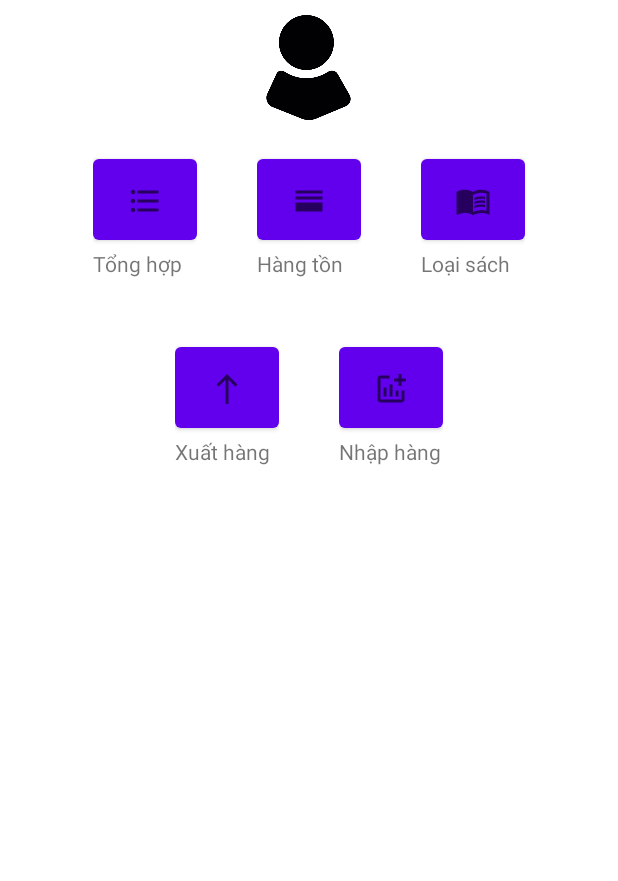
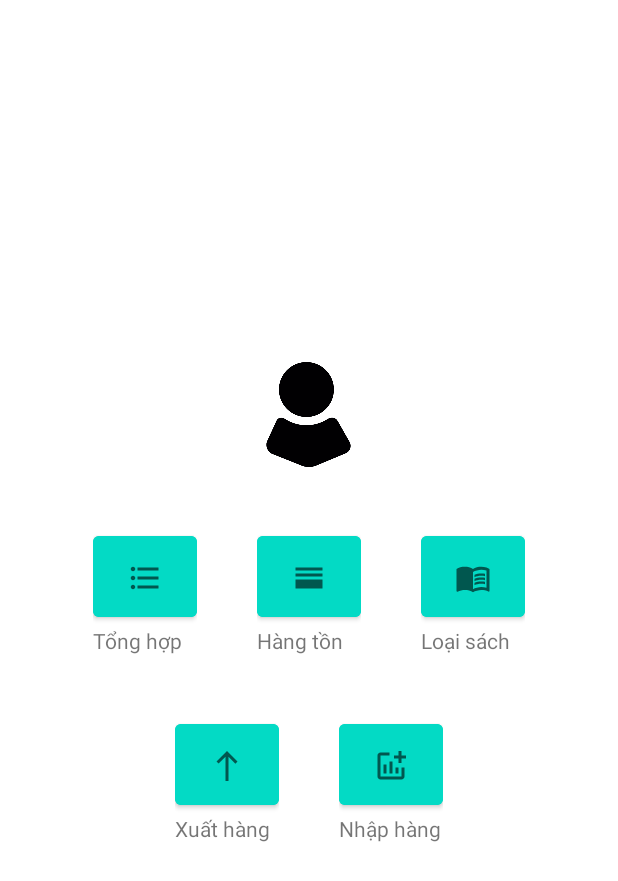
Before and after one commit to hatmitliti/Selling-book-store, an Android app: the Thu_kho_main screen opened directly, with no data from a screen before it, on a phone screen of 412 x 824 dp. Shown: the top 881 px of the screen. Run offline under Robolectric (Android 15) with nearby library versions, the phone set to English and light mode, and no system bars.

Commit message:
update layout, fix code

```diff
--- a/app/src/main/res/layout/thu_kho_main.xml
+++ b/app/src/main/res/layout/thu_kho_main.xml
@@ -2,12 +2,13 @@
 <LinearLayout xmlns:android="http://schemas.android.com/apk/res/android"
     android:layout_width="match_parent"
     android:layout_height="match_parent"
+    android:gravity="center"
     android:orientation="vertical">
 
     <LinearLayout
         android:layout_width="match_parent"
         android:layout_height="wrap_content"
-        android:layout_marginTop="10dp"
+        android:layout_marginBottom="20dp"
         android:gravity="center"
         android:orientation="vertical">
 
@@ -37,6 +38,7 @@
                 android:layout_height="66dp"
                 android:drawableTop="@drawable/ic_baseline_format_list_bulleted_24"
                 android:padding="16dp"
+                android:backgroundTint="@color/teal_200"
                 android:text="1" />
 
             <TextView
@@ -57,6 +59,7 @@
                 android:layout_height="66dp"
                 android:drawableTop="@drawable/ic_baseline_horizontal_split_24"
                 android:padding="16dp"
+                android:backgroundTint="@color/teal_200"
                 android:text="1"
                 android:textSize="24sp" />
 
@@ -78,6 +81,7 @@
                 android:layout_height="66dp"
                 android:drawableTop="@drawable/ic_baseline_menu_book_24"
                 android:padding="16dp"
+                android:backgroundTint="@color/teal_200"
                 android:text="1"
                 android:textSize="24sp" />
 
@@ -105,6 +109,7 @@
                 android:layout_height="66dp"
                 android:drawableTop="@drawable/ic_baseline_north_24"
                 android:padding="16dp"
+                android:backgroundTint="@color/teal_200"
                 android:text="1"
                 android:textSize="24sp" />
 
@@ -125,6 +130,7 @@
                 android:layout_width="69dp"
                 android:layout_height="66dp"
                 android:drawableTop="@drawable/ic_baseline_addchart_24"
+                android:backgroundTint="@color/teal_200"
                 android:padding="16dp"
                 android:text="1"
                 android:textSize="24sp" />
--- a/app/src/main/res/layout/thu_kho_nhap_hang.xml
+++ b/app/src/main/res/layout/thu_kho_nhap_hang.xml
@@ -63,6 +63,7 @@
             android:id="@+id/btnThemNhapHang"
             android:layout_width="wrap_content"
             android:layout_height="wrap_content"
+            android:backgroundTint="@color/teal_200"
             android:text="Thêm" />
     </LinearLayout>
 
@@ -86,12 +87,14 @@
     <LinearLayout
         android:layout_width="match_parent"
         android:layout_height="match_parent"
+        android:paddingBottom="25dp"
         android:gravity="bottom|center">
 
         <Button
             android:id="@+id/btnNhapHang"
             android:layout_width="wrap_content"
             android:layout_height="wrap_content"
+            android:backgroundTint="@color/black"
             android:text="NHẬP HÀNG" />
     </LinearLayout>
 </LinearLayout>
--- a/app/src/main/res/layout/thu_kho_tong_hop.xml
+++ b/app/src/main/res/layout/thu_kho_tong_hop.xml
@@ -162,6 +162,7 @@
             android:layout_marginLeft="10dp"
             android:layout_width="wrap_content"
             android:layout_height="wrap_content"
+            android:backgroundTint="@color/lime"
             android:text="Thêm"
             android:layout_weight="1"
             android:textColor="@color/black" />
@@ -172,6 +173,7 @@
             android:layout_marginLeft="10dp"
             android:layout_width="wrap_content"
             android:layout_height="wrap_content"
+            android:backgroundTint="@color/yellow"
             android:text="Sửa"
             android:layout_weight="1"
             android:textColor="@color/black" />
@@ -181,6 +183,7 @@
             android:layout_marginLeft="10dp"
             android:layout_width="wrap_content"
             android:layout_height="wrap_content"
+            android:backgroundTint="@color/red"
             android:text="Xoa"
             android:layout_weight="1"
             android:textColor="@color/black" />
--- a/app/src/main/res/values/colors.xml
+++ b/app/src/main/res/values/colors.xml
@@ -7,4 +7,7 @@
     <color name="teal_700">#FF018786</color>
     <color name="black">#FF000000</color>
     <color name="white">#FFFFFFFF</color>
+    <color name="red">#ff0000</color>
+    <color name="yellow">#ffff00</color>
+    <color name="lime">#00ff00</color>
 </resources>
```
